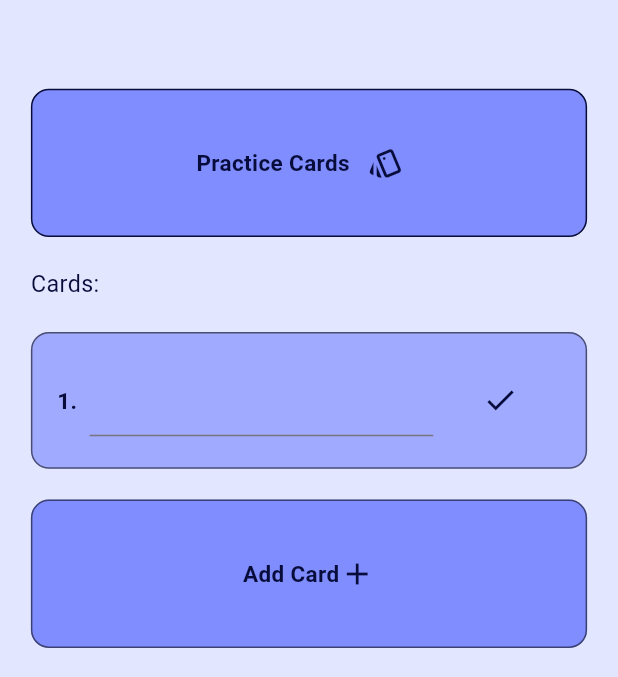
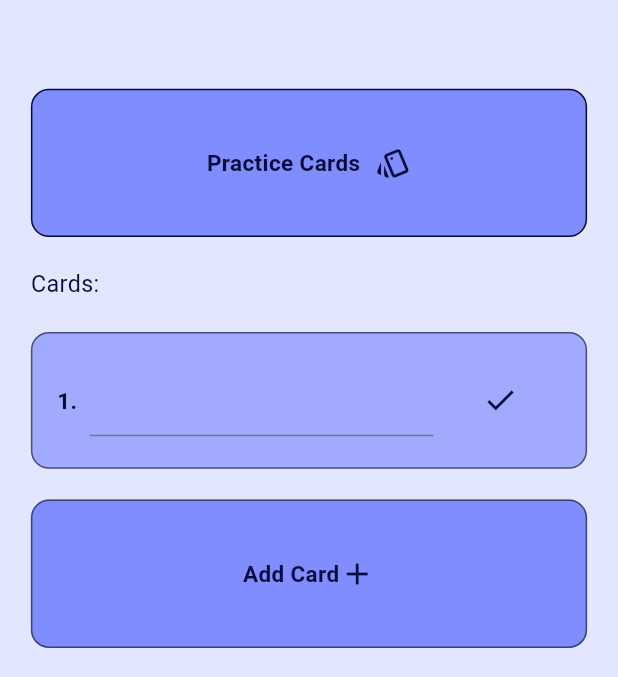
Before and after one commit to skillsetdev/cogniquiz_app, a Flutter app: the CardStackPage screen opened directly with empty values, after a tap on "Add Card", on a phone screen of 412 x 824 dp, the part 57-734 px from its top. Run offline on Flutter 3.47's test engine with Material 3 defaults, Android fonts, the phone set to English and light mode, and no system bars; our stand-ins replace appinio_swiper, carousel_slider, firebase_auth, firebase_core, flip_card, flutter_speed_dial and 1 more; accounts and stored records are empty.

Commit message:
Fixed answers flashing during practice + FlipCard class

```diff
--- a/lib/folderssdata.dart
+++ b/lib/folderssdata.dart
@@ -29,6 +29,12 @@ class QuizCard extends SuperCard {
   String questionText;
   Map<String, bool> answers;
   QuizCard(this.questionText, this.answers);
+}
+
+class FlipCard extends SuperCard {
+  String frontText;
+  String backText;
+  FlipCard(this.frontText, this.backText);
 }
 
 class CardStack {
--- a/lib/pages/card_practice_page.dart
+++ b/lib/pages/card_practice_page.dart
@@ -4,7 +4,6 @@ import 'package:flutter/material.dart';
 import 'package:provider/provider.dart';
 import 'package:appinio_swiper/appinio_swiper.dart';
 
-//
 //Next Task: fix the flashing the answers (isAnswered = true) in the card after swipe
 
 class CardPracticePage extends StatefulWidget {
@@ -93,6 +92,7 @@ class _CardPracticePageState extends State<CardPracticePage> with WidgetsBinding
                         setState(() {
                           indexOfCurrentCard = indexAfterSwipe;
                           isAnswered[indexAfterSwipe] = false;
+                          isAnswered[indexAfterSwipe - 1] = false;
                         });
                         foldersData.moveCard(pageCardStack, indexAfterSwipe - 1);
                       } else if (indexAfterSwipe == 0) {
--- a/lib/pages/cardstack_page.dart
+++ b/lib/pages/cardstack_page.dart
@@ -4,7 +4,7 @@ import 'package:flutter/material.dart';
 import 'package:provider/provider.dart';
 
 // Next Task:  create limit to the amount of cards(limit the add function)
-//Next Task: "add Card" expands to options: quiz card, flip card etc.
+//Next Task: "add Card" expands to options: quiz card, flip card etc. (OverlayPortal)
 class CardStackPage extends StatefulWidget {
   const CardStackPage({required this.selectedCardStack, super.key});
   final CardStack selectedCardStack;
@@ -83,7 +83,7 @@ class _CardStackPageState extends State<CardStackPage> with WidgetsBindingObserv
                             color: pageCardStack.cards.isNotEmpty
                                 ? !isDarkMode(context)
                                     ? const Color.fromARGB(255, 7, 12, 59)
-                                    : Color.fromARGB(255, 227, 230, 255)
+                                    : Colors.white70
                                 : Colors.grey,
                             width: 1),
                         color: !isDarkMode(context)
@@ -107,15 +107,13 @@ class _CardStackPageState extends State<CardStackPage> with WidgetsBindingObserv
                                     fontSize: 15,
                                     fontWeight: FontWeight.w700)),
                           ),
-                          IconButton(
-                            onPressed: () {},
-                            icon: Icon(Icons.style_outlined,
-                                color: pageCardStack.cards.isNotEmpty
-                                    ? !isDarkMode(context)
-                                        ? const Color.fromARGB(255, 7, 12, 59)
-                                        : Color.fromARGB(255, 227, 230, 255)
-                                    : Colors.grey),
-                          ),
+                          SizedBox(width: 10),
+                          Icon(Icons.style_outlined,
+                              color: pageCardStack.cards.isNotEmpty
+                                  ? !isDarkMode(context)
+                                      ? const Color.fromARGB(255, 7, 12, 59)
+                                      : Color.fromARGB(255, 227, 230, 255)
+                                  : Colors.grey),
                           SizedBox(width: screenWidth * 0.08),
                         ],
                       )
@@ -186,7 +184,7 @@ class _CardStackPageState extends State<CardStackPage> with WidgetsBindingObserv
                               key: Key('$index'),
                               margin: EdgeInsets.fromLTRB(screenWidth * 0.05, screenHeight * 0.025, screenWidth * 0.05, 0),
                               decoration: BoxDecoration(
-                                  border: Border.all(color: isDarkMode(context) ? Colors.white : Colors.black54, width: 1),
+                                  border: Border.all(color: isDarkMode(context) ? Colors.white70 : Colors.black54, width: 1),
                                   color: !isDarkMode(context)
                                       ? Color.fromARGB(173, 128, 141, 254)
                                       //Color.fromARGB(255, 100, 109, 227)
@@ -243,7 +241,7 @@ class _CardStackPageState extends State<CardStackPage> with WidgetsBindingObserv
                                 Container(
                                   decoration: BoxDecoration(
                                       border: Border.symmetric(
-                                          horizontal: BorderSide(color: isDarkMode(context) ? Colors.white : Colors.black54, width: 1)),
+                                          horizontal: BorderSide(color: isDarkMode(context) ? Colors.white70 : Colors.black54, width: 1)),
                                       color: isDarkMode(context) ? Color.fromARGB(150, 7, 12, 59) : Color.fromARGB(173, 128, 141, 254)),
                                   child: ListView.builder(
                                       shrinkWrap: true,
@@ -262,7 +260,7 @@ class _CardStackPageState extends State<CardStackPage> with WidgetsBindingObserv
                                               answerIndex == ((pageCardStack.cards[index] as QuizCard).answers.length - 1) ? screenHeight * 0.015 : 0,
                                             ),
                                             decoration: BoxDecoration(
-                                                border: Border.all(color: isDarkMode(context) ? Colors.white : Colors.black, width: 1),
+                                                border: Border.all(color: isDarkMode(context) ? Colors.white70 : Colors.black, width: 1),
                                                 color: !isDarkMode(context)
                                                     ? Color.fromARGB(255, 128, 141, 254)
                                                     //Color.fromARGB(255, 100, 109, 227)
@@ -339,9 +337,7 @@ class _CardStackPageState extends State<CardStackPage> with WidgetsBindingObserv
                                                         border: OutlineInputBorder(),
                                                         counterStyle: TextStyle(
                                                           fontSize: 0,
-                                                          color: !isDarkMode(context)
-                                                              ? const Color.fromARGB(255, 7, 12, 59)
-                                                              : Color.fromARGB(255, 227, 230, 255),
+                                                          color: !isDarkMode(context) ? const Color.fromARGB(255, 7, 12, 59) : Colors.white70,
                                                         ),
                                                         focusedBorder: OutlineInputBorder(
                                                             borderSide: BorderSide(
@@ -420,7 +416,7 @@ class _CardStackPageState extends State<CardStackPage> with WidgetsBindingObserv
                               key: Key('$index'),
                               margin: EdgeInsets.fromLTRB(screenWidth * 0.05, screenHeight * 0.025, screenWidth * 0.05, 0),
                               decoration: BoxDecoration(
-                                  border: Border.all(color: isDarkMode(context) ? Colors.white : Colors.black54, width: 1),
+                                  border: Border.all(color: isDarkMode(context) ? Colors.white70 : Colors.black54, width: 1),
                                   color: !isDarkMode(context)
                                       ? Color.fromARGB(255, 128, 141, 254)
                                       //Color.fromARGB(255, 100, 109, 227)
@@ -469,7 +465,7 @@ class _CardStackPageState extends State<CardStackPage> with WidgetsBindingObserv
                                 key: Key('$index'),
                                 margin: EdgeInsets.fromLTRB(screenWidth * 0.05, screenHeight * 0.025, screenWidth * 0.05, 0),
                                 decoration: BoxDecoration(
-                                    border: Border.all(color: isDarkMode(context) ? Colors.white : Colors.black54, width: 1),
+                                    border: Border.all(color: isDarkMode(context) ? Colors.white70 : Colors.black54, width: 1),
                                     color: !isDarkMode(context)
                                         ? Color.fromARGB(173, 128, 141, 254)
                                         //Color.fromARGB(255, 100, 109, 227)
@@ -515,7 +511,7 @@ class _CardStackPageState extends State<CardStackPage> with WidgetsBindingObserv
                                   Container(
                                     decoration: BoxDecoration(
                                         border: Border.symmetric(
-                                            horizontal: BorderSide(color: isDarkMode(context) ? Colors.white : Colors.black54, width: 1)),
+                                            horizontal: BorderSide(color: isDarkMode(context) ? Colors.white70 : Colors.black54, width: 1)),
                                         color: isDarkMode(context) ? Color.fromARGB(150, 7, 12, 59) : Color.fromARGB(173, 128, 141, 254)),
                                     child: ListView.builder(
                                         shrinkWrap: true,
@@ -613,9 +609,7 @@ class _CardStackPageState extends State<CardStackPage> with WidgetsBindingObserv
                                                           border: OutlineInputBorder(),
                                                           counterStyle: TextStyle(
                                                             fontSize: 0,
-                                                            color: !isDarkMode(context)
-                                                                ? const Color.fromARGB(255, 7, 12, 59)
-                                                                : Color.fromARGB(255, 227, 230, 255),
+                                                            color: !isDarkMode(context) ? const Color.fromARGB(255, 7, 12, 59) : Colors.white54,
                                                           ),
                                                           focusedBorder: OutlineInputBorder(
                                                               borderSide: BorderSide(
@@ -670,7 +664,7 @@ class _CardStackPageState extends State<CardStackPage> with WidgetsBindingObserv
                                           screenHeight * 0.025,
                                         ),
                                         decoration: BoxDecoration(
-                                            border: Border.all(color: isDarkMode(context) ? Colors.white : Colors.black54, width: 1),
+                                            border: Border.all(color: isDarkMode(context) ? Colors.white70 : Colors.black54, width: 1),
                                             color: !isDarkMode(context)
                                                 ? Color.fromARGB(255, 128, 141, 254)
                                                 //Color.fromARGB(255, 100, 109, 227)
@@ -714,7 +708,7 @@ class _CardStackPageState extends State<CardStackPage> with WidgetsBindingObserv
                                 key: Key('$index'),
                                 margin: EdgeInsets.fromLTRB(screenWidth * 0.05, screenHeight * 0.025, screenWidth * 0.05, 0),
                                 decoration: BoxDecoration(
-                                    border: Border.all(color: isDarkMode(context) ? Colors.white : Colors.black54, width: 1),
+                                    border: Border.all(color: isDarkMode(context) ? Colors.white70 : Colors.black54, width: 1),
                                     color: !isDarkMode(context)
                                         ? Color.fromARGB(173, 128, 141, 254)
                                         //Color.fromARGB(255, 100, 109, 227)
@@ -797,7 +791,7 @@ class _CardStackPageState extends State<CardStackPage> with WidgetsBindingObserv
                         border: Border.all(
                             color: !editing
                                 ? isDarkMode(context)
-                                    ? Colors.white
+                                    ? Colors.white70
                                     : Colors.black54
                                 : Colors.grey,
                             width: 1),
@@ -833,7 +827,7 @@ class _CardStackPageState extends State<CardStackPage> with WidgetsBindingObserv
                   ),
                 ),
                 SizedBox(
-                  height: screenHeight * 0.025,
+                  height: screenHeight * 0.1,
                 ),
               ],
             ),
```
